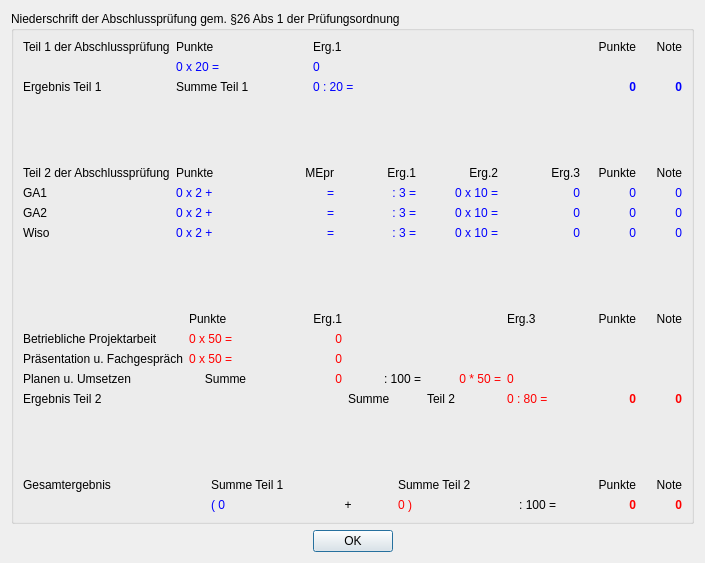
The window that ihk.ui (effzett/pihk) describes before a commit, drawn with Qt 5.
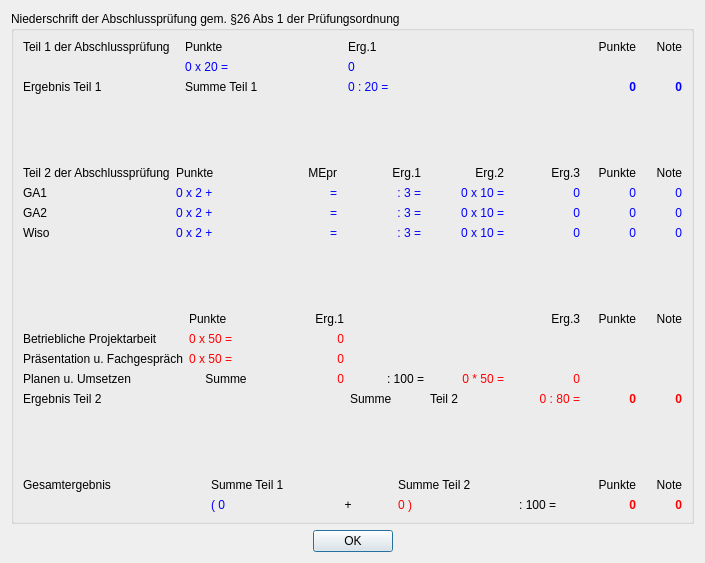
The same window after the commit.

Commit message: ausgabeblatt funktioniert, noch zu testen....

Diff of the .ui file:
```diff
--- a/ihk.ui
+++ b/ihk.ui
@@ -179,6 +179,18 @@
         </item>
         <item row="1" column="3">
          <widget class="QLabel" name="label_13">
+          <property name="minimumSize">
+           <size>
+            <width>70</width>
+            <height>0</height>
+           </size>
+          </property>
+          <property name="maximumSize">
+           <size>
+            <width>70</width>
+            <height>16777215</height>
+           </size>
+          </property>
           <property name="text">
            <string/>
           </property>
@@ -348,6 +360,18 @@
         </item>
         <item row="1" column="5">
          <widget class="QLabel" name="label_34">
+          <property name="minimumSize">
+           <size>
+            <width>70</width>
+            <height>0</height>
+           </size>
+          </property>
+          <property name="maximumSize">
+           <size>
+            <width>70</width>
+            <height>16777215</height>
+           </size>
+          </property>
           <property name="text">
            <string>Erg.3</string>
           </property>
@@ -624,6 +648,9 @@
           <property name="text">
            <string>0</string>
           </property>
+          <property name="alignment">
+           <set>Qt::AlignRight|Qt::AlignTrailing|Qt::AlignVCenter</set>
+          </property>
          </widget>
         </item>
         <item row="2" column="2">
@@ -792,9 +819,24 @@
         </item>
         <item row="1" column="5">
          <widget class="QLabel" name="label_5">
+          <property name="minimumSize">
+           <size>
+            <width>70</width>
+            <height>0</height>
+           </size>
+          </property>
+          <property name="maximumSize">
+           <size>
+            <width>70</width>
+            <height>16777215</height>
+           </size>
+          </property>
           <property name="text">
            <string>Erg.3</string>
           </property>
+          <property name="alignment">
+           <set>Qt::AlignRight|Qt::AlignTrailing|Qt::AlignVCenter</set>
+          </property>
          </widget>
         </item>
         <item row="1" column="2">
@@ -979,6 +1021,9 @@
           <property name="text">
            <string>0 : 80 =</string>
           </property>
+          <property name="alignment">
+           <set>Qt::AlignRight|Qt::AlignTrailing|Qt::AlignVCenter</set>
+          </property>
          </widget>
         </item>
         <item row="5" column="6">
```
Left out of the diff: 6 changed lines with no effect on the pictures. The commit also changes 1 other file.
